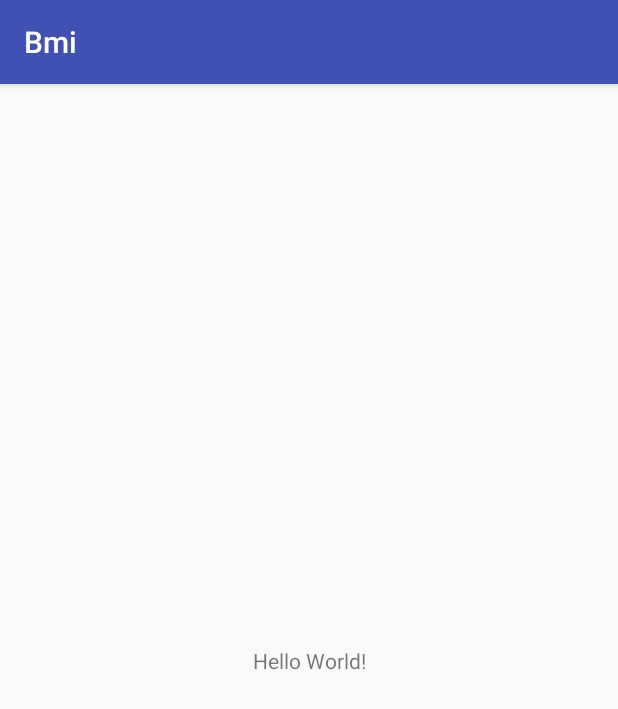
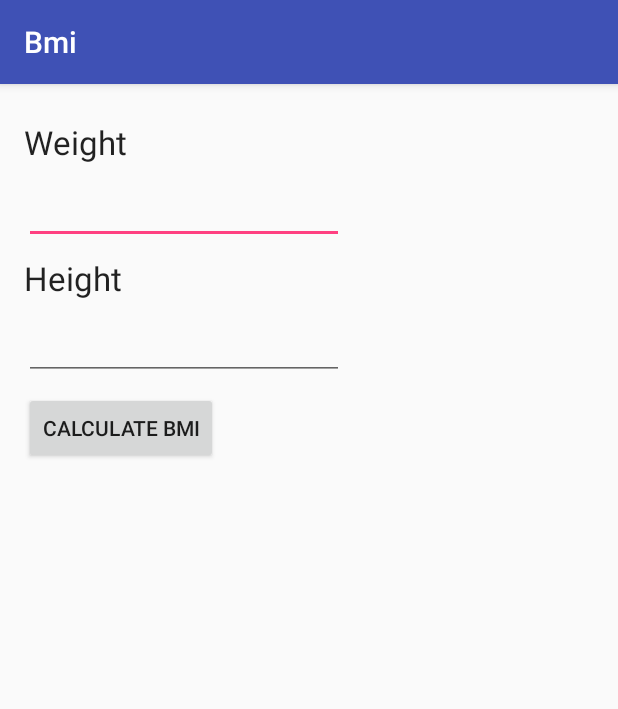
Before and after one commit to ruby10387/Bmi, an Android app: the screen it shows after launch (MainActivity), on a phone screen of 412 x 824 dp. Shown: the top 709 px of the screen. Run offline under Robolectric (Android 15) with nearby library versions, the phone set to English and light mode, and no system bars.

Commit message:
Bmi layout

```diff
--- a/app/src/main/res/layout/activity_main.xml
+++ b/app/src/main/res/layout/activity_main.xml
@@ -7,12 +7,52 @@
     tools:context=".MainActivity">
 
     <TextView
+        android:id="@+id/textView"
         android:layout_width="wrap_content"
         android:layout_height="wrap_content"
-        android:text="Hello World!"
-        app:layout_constraintBottom_toBottomOf="parent"
-        app:layout_constraintLeft_toLeftOf="parent"
-        app:layout_constraintRight_toRightOf="parent"
+        android:layout_marginStart="16dp"
+        android:layout_marginTop="24dp"
+        android:text="Weight"
+        android:textAppearance="@style/TextAppearance.AppCompat.Large"
+        app:layout_constraintStart_toStartOf="parent"
         app:layout_constraintTop_toTopOf="parent" />
 
+    <EditText
+        android:id="@+id/editText"
+        android:layout_width="wrap_content"
+        android:layout_height="wrap_content"
+        android:layout_marginTop="8dp"
+        android:ems="10"
+        android:inputType="numberDecimal"
+        app:layout_constraintStart_toStartOf="@+id/textView"
+        app:layout_constraintTop_toBottomOf="@+id/textView" />
+
+    <TextView
+        android:id="@+id/textView2"
+        android:layout_width="wrap_content"
+        android:layout_height="wrap_content"
+        android:layout_marginTop="8dp"
+        android:text="Height"
+        android:textAppearance="@style/TextAppearance.AppCompat.Large"
+        app:layout_constraintStart_toStartOf="@+id/editText"
+        app:layout_constraintTop_toBottomOf="@+id/editText" />
+
+    <EditText
+        android:id="@+id/editText2"
+        android:layout_width="wrap_content"
+        android:layout_height="wrap_content"
+        android:layout_marginTop="8dp"
+        android:ems="10"
+        android:inputType="numberDecimal"
+        app:layout_constraintStart_toStartOf="@+id/textView2"
+        app:layout_constraintTop_toBottomOf="@+id/textView2" />
+
+    <Button
+        android:id="@+id/button"
+        android:layout_width="wrap_content"
+        android:layout_height="wrap_content"
+        android:layout_marginTop="8dp"
+        android:text="Calculate Bmi"
+        app:layout_constraintStart_toStartOf="@+id/editText2"
+        app:layout_constraintTop_toBottomOf="@+id/editText2" />
 </android.support.constraint.ConstraintLayout>
```
